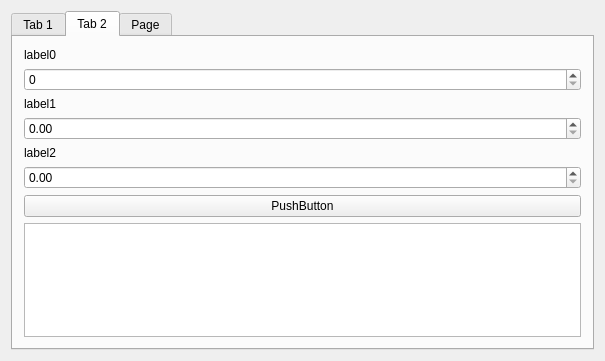
This is widget.ui in ZSetsu/TipMan as Qt 5 draws it before an edit. The edited form follows.
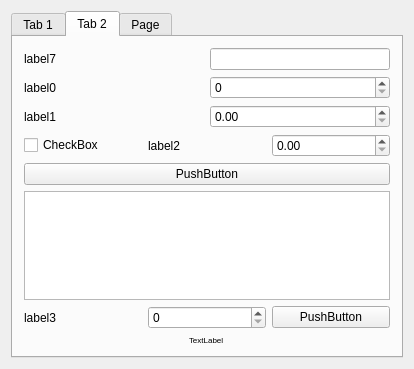
This is the edited form.

Commit message: Major updates and functions.

```diff
--- a/widget.ui
+++ b/widget.ui
@@ -6,14 +6,14 @@
    <rect>
     <x>0</x>
     <y>0</y>
-    <width>605</width>
-    <height>361</height>
+    <width>414</width>
+    <height>369</height>
    </rect>
   </property>
   <property name="windowTitle">
    <string>Widget</string>
   </property>
-  <layout class="QVBoxLayout" name="verticalLayout_2">
+  <layout class="QVBoxLayout" name="verticalLayout">
    <item>
     <widget class="QTabWidget" name="tabWidget">
      <property name="enabled">
@@ -26,45 +26,209 @@
       <attribute name="title">
        <string>Tab 1</string>
       </attribute>
+      <layout class="QVBoxLayout" name="verticalLayout_2">
+       <item>
+        <spacer name="verticalSpacer_4">
+         <property name="orientation">
+          <enum>Qt::Vertical</enum>
+         </property>
+         <property name="sizeHint" stdset="0">
+          <size>
+           <width>20</width>
+           <height>40</height>
+          </size>
+         </property>
+        </spacer>
+       </item>
+       <item>
+        <widget class="QLabel" name="label4">
+         <property name="font">
+          <font>
+           <pointsize>12</pointsize>
+          </font>
+         </property>
+         <property name="text">
+          <string>label4</string>
+         </property>
+        </widget>
+       </item>
+       <item>
+        <spacer name="verticalSpacer_5">
+         <property name="orientation">
+          <enum>Qt::Vertical</enum>
+         </property>
+         <property name="sizeHint" stdset="0">
+          <size>
+           <width>20</width>
+           <height>40</height>
+          </size>
+         </property>
+        </spacer>
+       </item>
+       <item>
+        <layout class="QHBoxLayout" name="horizontalLayout_7">
+         <item>
+          <widget class="QLabel" name="label6">
+           <property name="text">
+            <string>TextLabel</string>
+           </property>
+          </widget>
+         </item>
+         <item>
+          <widget class="QLineEdit" name="lineEdit">
+           <property name="maxLength">
+            <number>2</number>
+           </property>
+           <property name="echoMode">
+            <enum>QLineEdit::Password</enum>
+           </property>
+          </widget>
+         </item>
+         <item>
+          <widget class="QComboBox" name="comboBox"/>
+         </item>
+        </layout>
+       </item>
+       <item>
+        <layout class="QHBoxLayout" name="horizontalLayout_5">
+         <item>
+          <widget class="QLabel" name="label5">
+           <property name="text">
+            <string>label5</string>
+           </property>
+          </widget>
+         </item>
+         <item>
+          <widget class="QSpinBox" name="spinBox_3"/>
+         </item>
+        </layout>
+       </item>
+       <item>
+        <widget class="QPushButton" name="pushButton">
+         <property name="text">
+          <string>PushButton</string>
+         </property>
+        </widget>
+       </item>
+       <item>
+        <spacer name="verticalSpacer_3">
+         <property name="orientation">
+          <enum>Qt::Vertical</enum>
+         </property>
+         <property name="sizeHint" stdset="0">
+          <size>
+           <width>20</width>
+           <height>40</height>
+          </size>
+         </property>
+        </spacer>
+       </item>
+       <item>
+        <widget class="QGraphicsView" name="graphicsView"/>
+       </item>
+      </layout>
      </widget>
      <widget class="QWidget" name="tab_2">
       <attribute name="title">
        <string>Tab 2</string>
       </attribute>
-      <layout class="QVBoxLayout" name="verticalLayout">
+      <layout class="QVBoxLayout" name="verticalLayout_3">
        <item>
-        <widget class="QLabel" name="label0">
-         <property name="text">
-          <string>label0</string>
-         </property>
-        </widget>
+        <layout class="QHBoxLayout" name="horizontalLayout_8">
+         <item>
+          <widget class="QLabel" name="label7">
+           <property name="text">
+            <string>label7</string>
+           </property>
+          </widget>
+         </item>
+         <item>
+          <widget class="QLineEdit" name="lineEdit_2">
+           <property name="sizePolicy">
+            <sizepolicy hsizetype="Minimum" vsizetype="Fixed">
+             <horstretch>0</horstretch>
+             <verstretch>0</verstretch>
+            </sizepolicy>
+           </property>
+           <property name="minimumSize">
+            <size>
+             <width>0</width>
+             <height>0</height>
+            </size>
+           </property>
+           <property name="maxLength">
+            <number>2</number>
+           </property>
+           <property name="echoMode">
+            <enum>QLineEdit::Password</enum>
+           </property>
+          </widget>
+         </item>
+        </layout>
        </item>
        <item>
-        <widget class="QSpinBox" name="spinBox"/>
+        <layout class="QHBoxLayout" name="horizontalLayout">
+         <item>
+          <widget class="QLabel" name="label0">
+           <property name="text">
+            <string>label0</string>
+           </property>
+          </widget>
+         </item>
+         <item>
+          <widget class="QSpinBox" name="spinBox">
+           <property name="showGroupSeparator" stdset="0">
+            <bool>false</bool>
+           </property>
+           <property name="maximum">
+            <number>99999</number>
+           </property>
+          </widget>
+         </item>
+        </layout>
        </item>
        <item>
-        <widget class="QLabel" name="label1">
-         <property name="text">
-          <string>label1</string>
-         </property>
-        </widget>
+        <layout class="QHBoxLayout" name="horizontalLayout_2">
+         <item>
+          <widget class="QLabel" name="label1">
+           <property name="text">
+            <string>label1</string>
+           </property>
+          </widget>
+         </item>
+         <item>
+          <widget class="QDoubleSpinBox" name="doubleSpinBox">
+           <property name="maximum">
+            <double>100000.000000000000000</double>
+           </property>
+          </widget>
+         </item>
+        </layout>
        </item>
        <item>
-        <widget class="QDoubleSpinBox" name="doubleSpinBox">
-         <property name="maximum">
-          <double>10000.000000000000000</double>
-         </property>
-        </widget>
-       </item>
-       <item>
-        <widget class="QLabel" name="label2">
-         <property name="text">
-          <string>label2</string>
-         </property>
-        </widget>
-       </item>
-       <item>
-        <widget class="QDoubleSpinBox" name="doubleSpinBox_2"/>
+        <layout class="QHBoxLayout" name="horizontalLayout_3">
+         <item>
+          <widget class="QCheckBox" name="checkBox">
+           <property name="text">
+            <string>CheckBox</string>
+           </property>
+          </widget>
+         </item>
+         <item>
+          <widget class="QLabel" name="label2">
+           <property name="text">
+            <string>label2</string>
+           </property>
+          </widget>
+         </item>
+         <item>
+          <widget class="QDoubleSpinBox" name="doubleSpinBox_2">
+           <property name="maximum">
+            <double>1000000.000000000000000</double>
+           </property>
+          </widget>
+         </item>
+        </layout>
        </item>
        <item>
         <widget class="QPushButton" name="pushButton1">
@@ -73,6 +237,19 @@
          </property>
         </widget>
        </item>
+       <item>
+        <spacer name="verticalSpacer">
+         <property name="orientation">
+          <enum>Qt::Vertical</enum>
+         </property>
+         <property name="sizeHint" stdset="0">
+          <size>
+           <width>20</width>
+           <height>40</height>
+          </size>
+         </property>
+        </spacer>
+       </item>
        <item>
         <widget class="QPlainTextEdit" name="plainTextEdit">
          <property name="readOnly">
@@ -80,6 +257,56 @@
          </property>
         </widget>
        </item>
+       <item>
+        <spacer name="verticalSpacer_2">
+         <property name="orientation">
+          <enum>Qt::Vertical</enum>
+         </property>
+         <property name="sizeHint" stdset="0">
+          <size>
+           <width>20</width>
+           <height>40</height>
+          </size>
+         </property>
+        </spacer>
+       </item>
+       <item>
+        <layout class="QHBoxLayout" name="horizontalLayout_4">
+         <item>
+          <widget class="QLabel" name="label3">
+           <property name="text">
+            <string>label3</string>
+           </property>
+          </widget>
+         </item>
+         <item>
+          <widget class="QSpinBox" name="spinBox_2">
+           <property name="maximum">
+            <number>99999</number>
+           </property>
+          </widget>
+         </item>
+         <item>
+          <widget class="QPushButton" name="pushButton2">
+           <property name="text">
+            <string>PushButton</string>
+           </property>
+          </widget>
+         </item>
+        </layout>
+       </item>
+       <item alignment="Qt::AlignHCenter">
+        <widget class="QLabel" name="label8">
+         <property name="font">
+          <font>
+           <pointsize>6</pointsize>
+          </font>
+         </property>
+         <property name="text">
+          <string>TextLabel</string>
+         </property>
+        </widget>
+       </item>
       </layout>
      </widget>
      <widget class="QWidget" name="tab_3">
```
Left out of the diff: 99 changed lines with no effect on the pictures. The commit also changes 2 other files.
